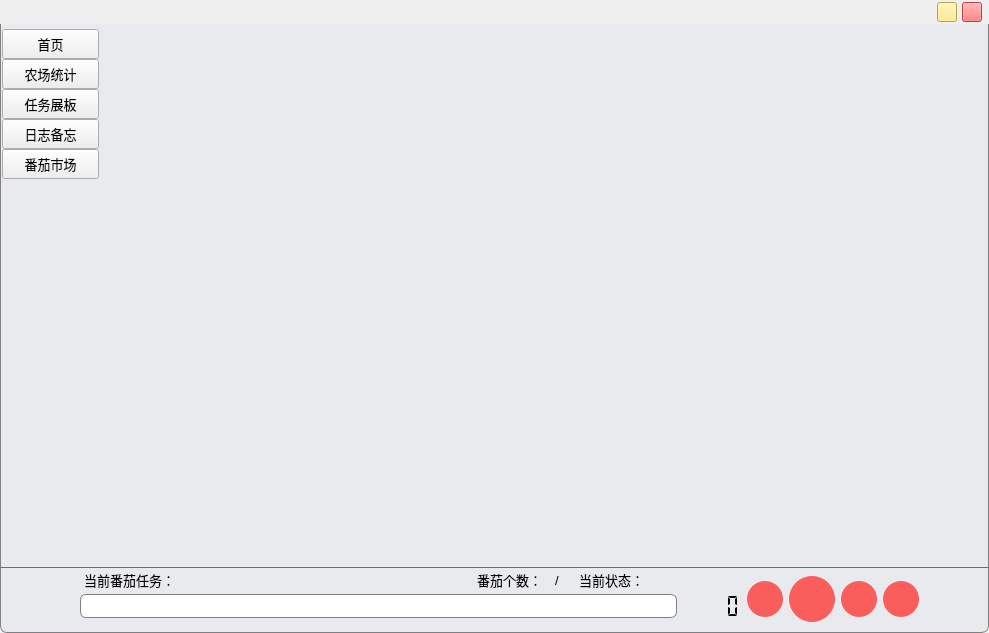
WatsonJay/tomato_farm, file gui/mainWindow.ui: the form before one commit.
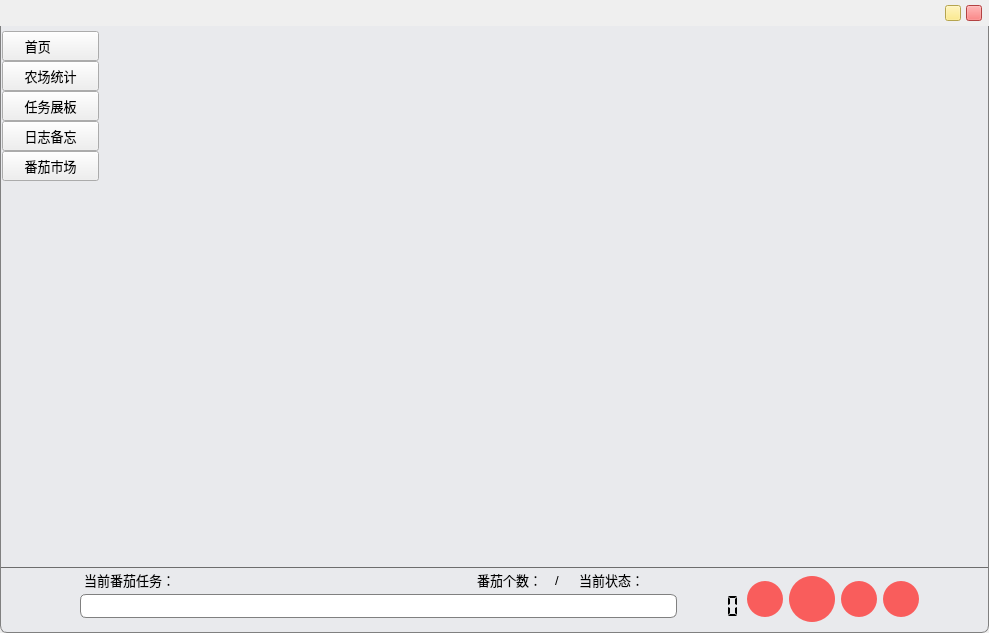
The form after the commit. Icons and pictures are not drawn. Custom widgets are drawn as their Qt base class.

Patch:
```diff
--- a/gui/mainWindow.ui
+++ b/gui/mainWindow.ui
@@ -13,6 +13,12 @@
     <height>633</height>
    </rect>
   </property>
+  <property name="minimumSize">
+   <size>
+    <width>989</width>
+    <height>633</height>
+   </size>
+  </property>
   <property name="windowTitle">
    <string>MainWindow</string>
   </property>
@@ -59,13 +65,13 @@
         <number>7</number>
        </property>
        <property name="topMargin">
-        <number>2</number>
+        <number>3</number>
        </property>
        <property name="rightMargin">
         <number>7</number>
        </property>
        <property name="bottomMargin">
-        <number>2</number>
+        <number>3</number>
        </property>
        <item>
         <spacer name="horizontalSpacer">
@@ -84,14 +90,14 @@
         <widget class="QPushButton" name="miniPushButton">
          <property name="minimumSize">
           <size>
-           <width>20</width>
-           <height>20</height>
+           <width>16</width>
+           <height>16</height>
           </size>
          </property>
          <property name="maximumSize">
           <size>
-           <width>20</width>
-           <height>20</height>
+           <width>16</width>
+           <height>16</height>
           </size>
          </property>
          <property name="font">
@@ -137,14 +143,14 @@
         <widget class="QPushButton" name="closePushButton">
          <property name="minimumSize">
           <size>
-           <width>20</width>
-           <height>20</height>
+           <width>16</width>
+           <height>16</height>
           </size>
          </property>
          <property name="maximumSize">
           <size>
-           <width>20</width>
-           <height>20</height>
+           <width>16</width>
+           <height>16</height>
           </size>
          </property>
          <property name="font">
@@ -218,7 +224,7 @@
         <number>1</number>
        </property>
        <item>
-        <layout class="QHBoxLayout" name="horizontalLayout_3" stretch="1,9">
+        <layout class="QHBoxLayout" name="horizontalLayout_3" stretch="0,9">
          <property name="spacing">
           <number>0</number>
          </property>
@@ -291,7 +297,7 @@
                </font>
               </property>
               <property name="text">
-               <string>首页</string>
+               <string>首页       </string>
               </property>
               <property name="icon">
                <iconset resource="../icon/icons.qrc">
@@ -550,6 +556,12 @@
          </item>
          <item>
           <widget class="QStackedWidget" name="stackedWidget">
+           <property name="minimumSize">
+            <size>
+             <width>886</width>
+             <height>0</height>
+            </size>
+           </property>
            <property name="frameShape">
             <enum>QFrame::NoFrame</enum>
            </property>
```
Left out of the diff: 10 changed lines with no effect on the pictures.
